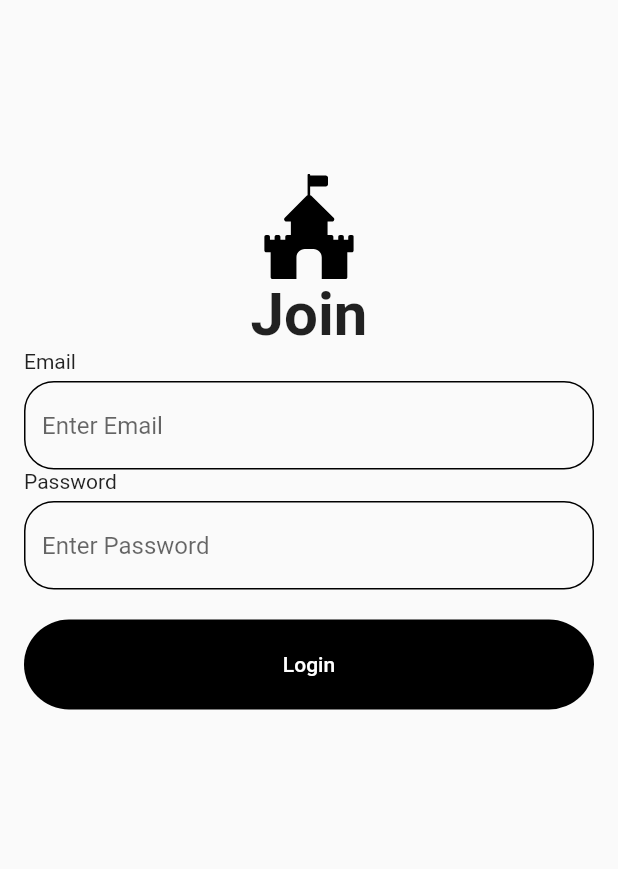
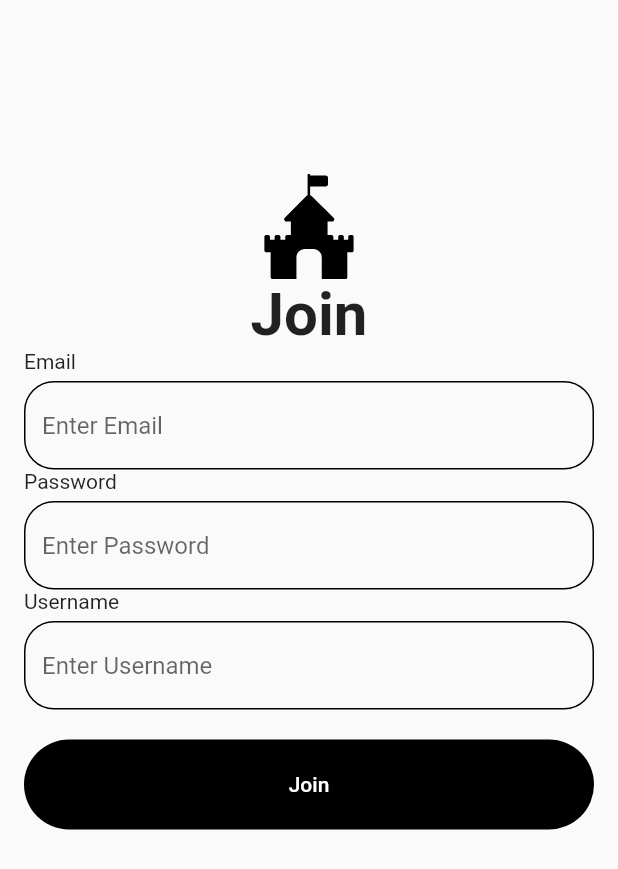
Before and after one commit to k7850/flutter_login_app, a Flutter app: the JoinPage screen opened by its route, on a phone screen of 412 x 824 dp. Shown: the top 869 px of the screen. Run offline on Flutter 3.47's test engine with Material 2 defaults, Android fonts, the phone set to English and light mode, and no system bars; our stand-ins replace flutter_svg, validators.

Commit message:
회원가입추가

```diff
--- a/lib/components/custom_join_form.dart
+++ b/lib/components/custom_join_form.dart
@@ -10,6 +10,7 @@ class CustomJoinForm extends StatelessWidget {
   // final만 써도 final var과 같음 // Stateless의 필드는 대부분 final
 
   final _email = TextEditingController();
+  final _username = TextEditingController();
   final _password = TextEditingController();
 
   @override
@@ -29,6 +30,11 @@ class CustomJoinForm extends StatelessWidget {
             validate: validatePassword(),
             textController: _password,
           ),
+          CustomTextFormField(
+            text: "Username",
+            validate: validateUsername(),
+            textController: _username,
+          ),
           SizedBox(height: large_gap),
           TextButton(
             // form 안에 들어가면 summit 버튼임
@@ -37,11 +43,11 @@ class CustomJoinForm extends StatelessWidget {
                 // formKey가 연결되지 않으면 currentState가 null이다.
                 // validator가 null을 return하면 true가 됨.
                 UserRepository repo = UserRepository();
-                repo.login(_email.text.trim(), _password.text.trim());
+                repo.join(_email.text.trim(), _password.text.trim(), _username.text.trim());
                 Navigator.pushNamed(context, "/login"); // 푸쉬네임하면 화면 두장이 겹침
               }
             },
-            child: Text("Login"),
+            child: Text("Join"),
           )
         ],
       ),
```
